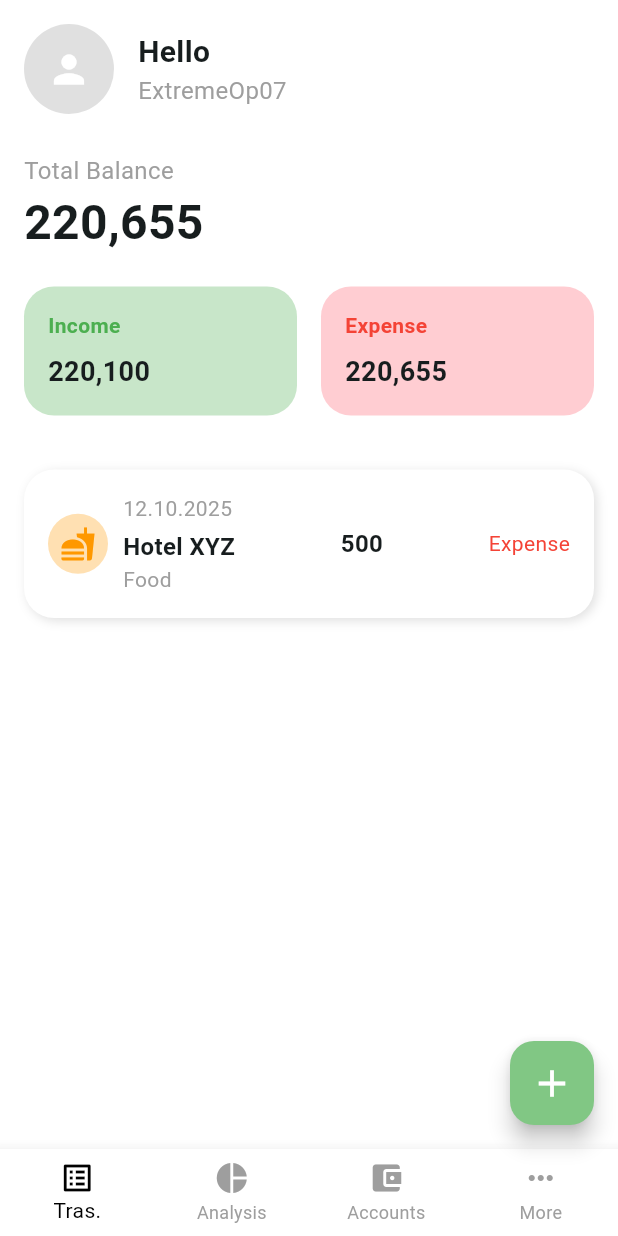
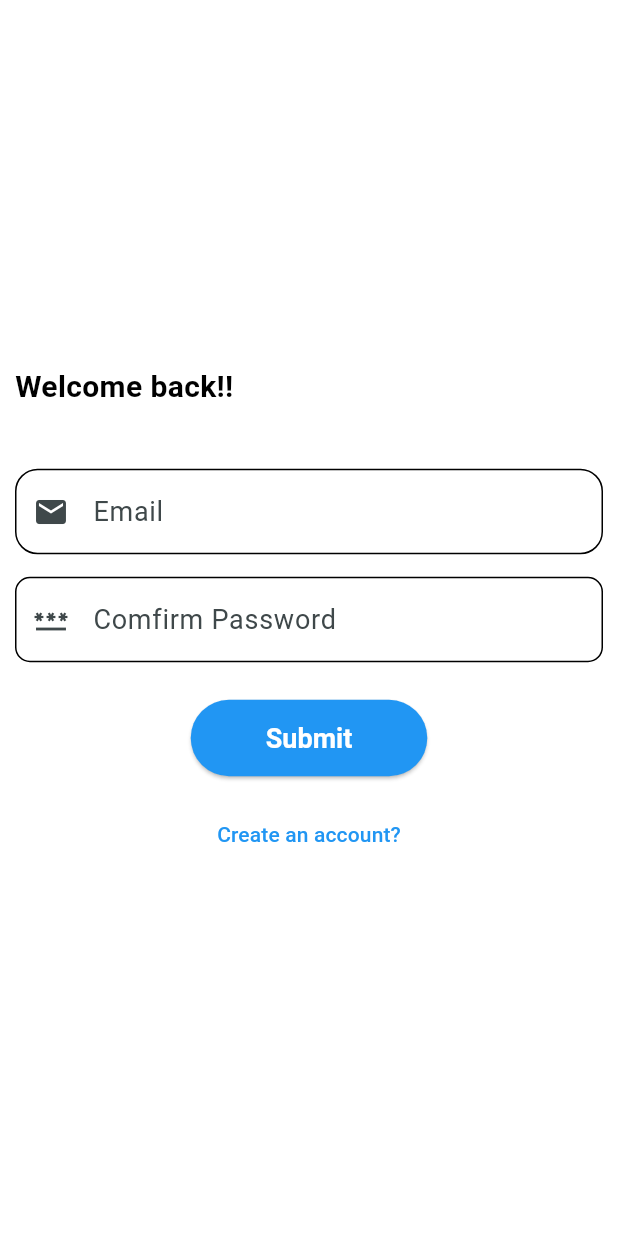
Before and after one commit to Dhruv-M-Sathavara/Money-Manager, a Flutter app: the screen it shows after launch, on a phone screen of 412 x 824 dp. Run offline on Flutter 3.47's test engine with Material 3 defaults, Android fonts, the phone set to English and light mode, and no system bars; our stand-ins replace firebase_auth, firebase_core; accounts and stored records are empty.

```diff
--- /dev/null
+++ b/lib/functions/auth.dart
@@ -0,0 +1,37 @@
+import 'package:firebase_auth/firebase_auth.dart';
+
+
+signup(String emailAddress,String password) async{
+  try {
+  final credential = await FirebaseAuth.instance.createUserWithEmailAndPassword(
+    email: emailAddress,
+    password: password,
+  );
+  print('Signed Up');
+} on FirebaseAuthException catch (e) {
+  if (e.code == 'weak-password') {
+    print('The password provided is too weak.');
+  } else if (e.code == 'email-already-in-use') {
+    print('The account already exists for that email.');
+  }
+} catch (e) {
+  print(e);
+}
+
+}
+
+signin(emailAddress,password)async {
+  try {
+  final credential = await FirebaseAuth.instance.signInWithEmailAndPassword(
+    email: emailAddress,
+    password: password
+  );
+  print('Sign In');
+} on FirebaseAuthException catch (e) {
+  if (e.code == 'user-not-found') {
+    print('No user found for that email.');
+  } else if (e.code == 'wrong-password') {
+    print('Wrong password provided for that user.');
+  }
+}
+}
--- a/lib/main.dart
+++ b/lib/main.dart
@@ -1,10 +1,21 @@
+import 'package:expance_manager/firebase_options.dart';
+import 'package:expance_manager/pages/authenticaton.dart';
 import 'package:expance_manager/pages/home_page.dart';
+import 'package:firebase_auth/firebase_auth.dart';
+import 'package:firebase_core/firebase_core.dart';
 import 'package:flutter/material.dart';
 
-void main() {
+void main() async {
+  // Ensure bindings are initialized before calling Firebase
+  WidgetsFlutterBinding.ensureInitialized();
+
+  // Initialize Firebase with platform-specific options
+  await Firebase.initializeApp(
+    options: DefaultFirebaseOptions.currentPlatform,
+  );
+
   runApp(const MyApp());
 }
-
 class MyApp extends StatelessWidget {
   const MyApp({super.key});
 
@@ -17,7 +28,14 @@ class MyApp extends StatelessWidget {
         colorScheme: ColorScheme.fromSeed(seedColor: Colors.white),
         useMaterial3: true,
       ),
-      home: HomePage(),
-    );
+      home: StreamBuilder(stream: FirebaseAuth.instance.authStateChanges(), builder:(context,snapshot){
+        if(snapshot.hasData){
+          return HomePage();
+        }
+        else{
+          return Loginpage();
+        }
+      }
+    ));
   }
 }
--- /dev/null
+++ b/lib/pages/authenticaton.dart
@@ -0,0 +1,138 @@
+import 'package:expance_manager/functions/auth.dart';
+import 'package:flutter/material.dart';
+
+class Loginpage extends StatefulWidget {
+  const Loginpage({super.key});
+
+  @override
+  State<Loginpage> createState() => _LoginpageState();
+}
+
+
+class _LoginpageState extends State<Loginpage> {
+
+  final _formkey  = GlobalKey<FormState>();
+
+  bool islogin = false;
+  String emailaddress = '';
+  String password = '';
+  String username = '';
+  @override
+  Widget build(BuildContext context) {
+    return Scaffold(
+      body: Container(
+          child: Column(
+            mainAxisAlignment: MainAxisAlignment.center,
+            crossAxisAlignment: CrossAxisAlignment.start,
+            children: [
+              Container(padding: EdgeInsets.symmetric(horizontal: 10), child: islogin ?  Text("Create an Account" , style: TextStyle(color: Colors.black,fontSize: 20,fontWeight: FontWeight.bold),) : Text("Welcome back!!" , style: TextStyle(color: Colors.black,fontSize: 20,fontWeight: FontWeight.bold),)),
+              SizedBox(height: 25,),
+              Form(key:_formkey, child: Container(
+                padding: EdgeInsets.symmetric(horizontal: 10),
+              child: Column(
+                children: [ !islogin ? Container():
+                  TextFormField(
+                    key: ValueKey('username'),
+                    style: TextStyle(fontSize: 18,color: Colors.black),
+                    decoration: InputDecoration(
+                      prefixIcon: Icon(Icons.verified_user_outlined),
+                      hintText: 'Username',
+                      contentPadding: EdgeInsets.symmetric(horizontal: 15,vertical: 15),
+                      enabledBorder: OutlineInputBorder(
+                        borderRadius: BorderRadius.circular(15)
+                      )
+                    ),
+                    validator: (value){
+                      if(value.toString().length<3){
+                         return 'too Sort Write Greter than 5 letter';
+                         }
+                      else{
+                        return null;
+                      }
+                    },
+                    onSaved: (value){
+                      setState(() {
+                        username = value!;
+                      });
+                    },
+                  ),
+                  SizedBox(height: 15,),
+
+                  TextFormField(
+                    key: ValueKey('email'),
+                    style: TextStyle(color: Colors.black,fontSize: 18),
+                    decoration: InputDecoration(
+                      prefixIcon: Icon(Icons.email),
+                      hintText: 'Email',
+                      contentPadding: EdgeInsets.symmetric(horizontal: 15,vertical: 15),
+                      enabledBorder: OutlineInputBorder(
+                        borderRadius: BorderRadius.circular(15)
+                      )
+                    ),
+                    validator: (value){
+                      if(value.toString().isEmpty){
+                        return 'Enter Emial';
+                      }
+                      else {
+                        return null;
+                      }
+                    },
+                    onSaved: (value){
+                      setState(() {
+                        emailaddress = value!;
+                      });
+                    },
+                  ),
+                  SizedBox(height: 15,),
+                  TextFormField(
+                    key: ValueKey('password'),
+                    style: TextStyle(fontSize:18,color:Colors.black),
+              obscureText: true,
+              decoration: InputDecoration(
+                prefixIcon: Icon(Icons.password),
+                hintText: 'Comfirm Password',contentPadding: EdgeInsets.symmetric(horizontal: 15,vertical: 15),
+                enabledBorder: OutlineInputBorder(
+                borderRadius: BorderRadius.circular(10)
+                )
+              ),
+              validator: (value) {
+                if(value.toString().length<6){
+                  return 'Password is short create 6 or mmore letter';
+                }
+                return null;
+              },
+              onSaved: (value){
+                setState(() {
+                  password = value!;
+                });
+              },
+            ),
+            SizedBox(height: 25,),
+            ElevatedButton(onPressed: (){
+              if (_formkey.currentState!.validate()) {
+                          _formkey.currentState!.save();
+                          !islogin ? signup(emailaddress, password) : signin(emailaddress, password);
+                        }
+                      }
+                      ,style: ElevatedButton.styleFrom(
+              backgroundColor:Colors.blue,
+                        padding: EdgeInsets.symmetric(horizontal: 50, vertical: 15),
+                        textStyle: TextStyle(fontSize: 18),
+            ), child: Text('Submit',style: TextStyle(color: Colors.white,fontWeight:FontWeight.bold ),),)  ,
+              SizedBox(
+                height: 15,
+              ),
+                TextButton(onPressed: (){
+                  setState(() {
+                    islogin = !islogin;
+                  });
+                }, child : !islogin ? Text("Create an account?",style: TextStyle(color: Colors.blue),) :  Text("Already login ?",style: TextStyle(color: Colors.blue),))
+                ],
+              ),
+              ))
+            ],
+          ),
+      ),
+    );
+  }
+}
--- a/lib/pages/home_page.dart
+++ b/lib/pages/home_page.dart
@@ -2,7 +2,7 @@ import 'package:expance_manager/pages/accountts.dart';
 import 'package:expance_manager/pages/analysis.dart';
 import 'package:expance_manager/pages/more.dart';
 import 'package:flutter/material.dart';
-import 'package:expance_manager/functions/add.dart';
+import 'package:expance_manager/pages/add.dart';
 
 
 class HomePage extends StatefulWidget {
--- a/pubspec.yaml
+++ b/pubspec.yaml
@@ -31,6 +31,10 @@ dependencies:
   flutter:
     sdk: flutter
 
+  firebase_core: ^3.10.0
+  firebase_auth:
+  cloud_firestore:
+
   # The following adds the Cupertino Icons font to your application.
   # Use with the CupertinoIcons class for iOS style icons.
   cupertino_icons: ^1.0.8
@@ -46,6 +50,7 @@ dev_dependencies:
   # rules and activating additional ones.
   flutter_lints: ^5.0.0
 
+
 # For information on the generic Dart part of this file, see the
 # following page: https://dart.dev/tools/pub/pubspec
 
@@ -56,6 +61,7 @@ flutter:
   # included with your application, so that you can use the icons in
   # the material Icons class.
   uses-material-design: true
+
 
   # To add assets to your application, add an assets section, like this:
   # assets:
```
Also changed, not shown: firebase.json (added), lib/firebase_options.dart (added), lib/pages/add.dart (renamed from lib/functions/add.dart), pubspec.lock, 6 other files.
